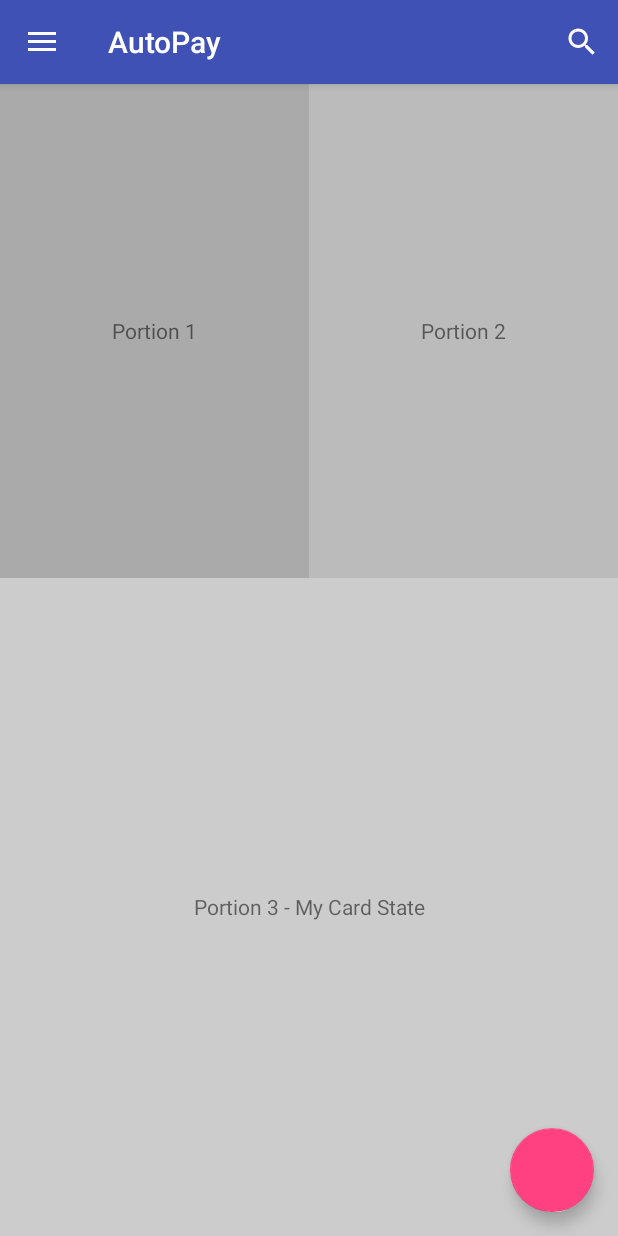
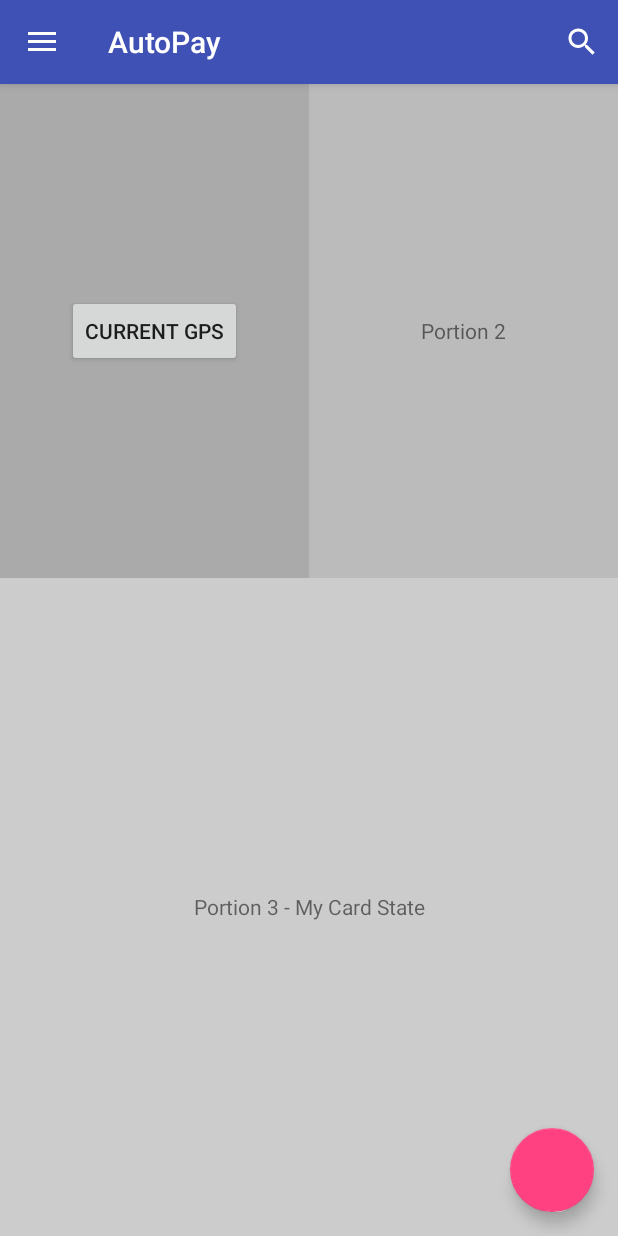
Before and after one commit to CheongWoonHyoung/180127_AutoPay, an Android app: the screen it shows after launch (MainActivity), on a phone screen of 412 x 824 dp. Run offline under Robolectric (Android 15) with nearby library versions, the phone set to English and light mode, and no system bars; libraries missing offline, so code that uses them is left out: com.kakao.auth, com.kakao.network, com.kakao.usermgmt, com.kakao.util; 1 statement that could not run was skipped.

Commit message:
Map completion

```diff
--- a/app/src/main/AndroidManifest.xml
+++ b/app/src/main/AndroidManifest.xml
@@ -7,7 +7,7 @@
     <uses-permission android:name="android.permission.ACCESS_COARSE_LOCATION"/>
 
 
-    <meta-data android:name="com.kakao.sdk.AppKey" android:value="@string/kakao_app_key"/>
+
 
     <application
         android:name=".GlobalApplication"
@@ -18,7 +18,7 @@
         android:supportsRtl="true"
         android:theme="@style/AppTheme">
 
-        <meta-data android:name="com.kakao.sdk.AppKey" android:value="@string/kakao_app_key"/>
+        <meta-data android:name="com.kakao.sdk.AppKey" android:value="16a32ab2274442b11c08bbff4f066741"/>
 
         <activity
             android:name="com.example.sarpa.autopay.MainActivity"
--- a/app/src/main/java/com/example/sarpa/autopay/GPSTracker.java
+++ b/app/src/main/java/com/example/sarpa/autopay/GPSTracker.java
@@ -209,7 +209,7 @@ public class GPSTracker extends Service implements LocationListener {
             double latitude= location.getLatitude();
             double longitude = location.getLongitude();
             //Toast.makeText(mContext, "onLocationChanged is - \nLat: " + latitude + "\nLong: " + longitude, Toast.LENGTH_SHORT).show();
-            sendString("onLocationChanged is - \nLat: " + latitude + "\nLong: " + longitude + " provider:"+location.getProvider()+" mock:"+location.isFromMockProvider());
+            //sendString("onLocationChanged is - \nLat: " + latitude + "\nLong: " + longitude + " provider:"+location.getProvider()+" mock:"+location.isFromMockProvider());
         }
     }
 
--- a/app/src/main/java/com/example/sarpa/autopay/MainActivity.java
+++ b/app/src/main/java/com/example/sarpa/autopay/MainActivity.java
@@ -22,6 +22,7 @@ import android.support.v7.app.AppCompatActivity;
 import android.support.v7.widget.Toolbar;
 import android.view.Menu;
 import android.view.MenuItem;
+import android.widget.Button;
 import android.widget.EditText;
 import android.widget.Toast;
 
@@ -42,7 +43,7 @@ import java.util.Date;
 public class MainActivity extends AppCompatActivity
         implements NavigationView.OnNavigationItemSelectedListener {
 
-    FloatingActionButton btnShowLocation;
+    Button btnShowLocation;
     EditText editText;
     GPSTracker gps = null;
 
@@ -68,7 +69,7 @@ public class MainActivity extends AppCompatActivity
 
         //////////////////////init////////////////////////
 
-        btnShowLocation = (FloatingActionButton) findViewById(R.id.fab);
+        btnShowLocation = (Button) findViewById(R.id.cGPS);
         // show location button click event
         btnShowLocation.setOnClickListener(new View.OnClickListener() {
             @Override
--- a/app/src/main/java/com/example/sarpa/autopay/MapActivity.java
+++ b/app/src/main/java/com/example/sarpa/autopay/MapActivity.java
@@ -3,8 +3,7 @@ package com.example.sarpa.autopay;
 import android.os.Bundle;
 import android.support.v7.app.AppCompatActivity;
 import android.view.ViewGroup;
-
-import net.daum.android.map.MapView;
+import net.daum.mf.map.api.MapView;
 
 /**
  * Created by woonhyoungcheong on 2018. 4. 1..
@@ -17,7 +16,7 @@ public class MapActivity extends AppCompatActivity {
         setContentView(R.layout.activity_map);
 
         MapView mapView = new MapView(this);
-
+        mapView.setDaumMapApiKey("16a32ab2274442b11c08bbff4f066741");
 
         ViewGroup mapViewContainer = (ViewGroup) findViewById(R.id.map_view);
         mapViewContainer.addView(mapView);
--- a/app/src/main/res/layout/content_main.xml
+++ b/app/src/main/res/layout/content_main.xml
@@ -18,15 +18,17 @@
             android:layout_width="match_parent"
             android:layout_height="match_parent">
             <LinearLayout
+                android:gravity="center"
                 android:background="#AAAAAA"
                 android:layout_weight="1"
                 android:layout_width="match_parent"
                 android:layout_height="match_parent">
-                <TextView
-                    android:layout_width="match_parent"
-                    android:layout_height="match_parent"
-                    android:gravity="center"
-                    android:text="Portion 1"/>
+                <Button
+                    android:id="@+id/cGPS"
+                    android:layout_width="wrap_content"
+                    android:layout_height="wrap_content"
+                    android:layout_gravity="center"
+                    android:text="Current GPS"/>
             </LinearLayout>
             <LinearLayout
                 android:background="#BBBBBB"
```
